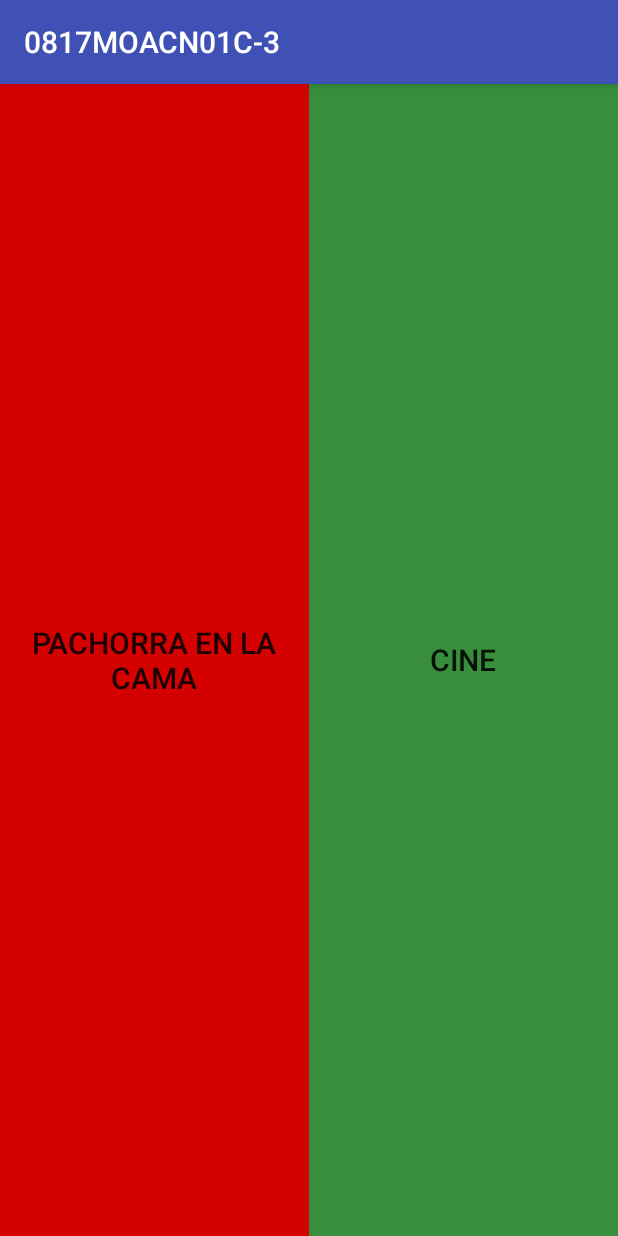
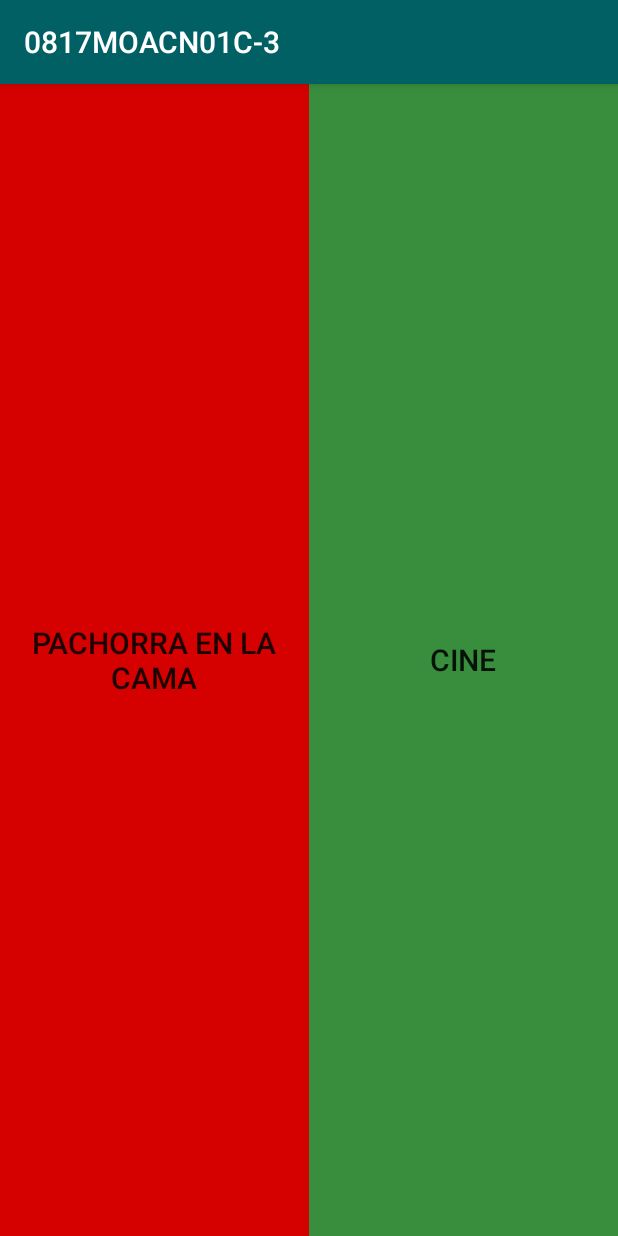
Before and after one commit to PitrelliAndres/PachorraApp, an Android app: the screen it shows after launch (MainActivity), on a phone screen of 412 x 824 dp. Run offline under Robolectric (Android 15) with nearby library versions, the phone set to English and light mode, and no system bars.

Commit message:
Definición de estilos

```diff
--- a/app/src/main/res/values/colors.xml
+++ b/app/src/main/res/values/colors.xml
@@ -1,6 +1,6 @@
 <?xml version="1.0" encoding="utf-8"?>
 <resources>
-    <color name="colorPrimary">#3F51B5</color>
-    <color name="colorPrimaryDark">#303F9F</color>
-    <color name="colorAccent">#FF4081</color>
+    <color name="colorPrimary">#006064</color>
+    <color name="colorPrimaryDark">#00363a</color>
+    <color name="colorAccent">#dd2c00</color>
 </resources>
--- /dev/null
+++ b/app/src/main/res/values/dimen.xml
@@ -0,0 +1,5 @@
+<?xml version="1.0" encoding="utf-8"?>
+<resources>
+    <dimen name="espacioStd">20dp</dimen>
+    <dimen name="espacioS">10dp</dimen>
+</resources>
--- a/app/src/main/res/values/strings.xml
+++ b/app/src/main/res/values/strings.xml
@@ -1,6 +1,5 @@
 <resources>
     <string name="app_name">0817MOACN01C-3</string>
 
-    <!-- TODO: Remove or change this placeholder text -->
-    <string name="hello_blank_fragment">Hello blank fragment</string>
+    <string name="lorem_ipsum">Lorem Ipsum es simplemente el texto de relleno de las imprentas y archivos de texto. Lorem Ipsum ha sido el texto de relleno estándar de las industrias desde el año 1500, cuando un impresor (N. del T. persona que se dedica a la imprenta) desconocido usó una galería de textos y los mezcló de tal manera que logró hacer un libro de textos especimen. No sólo sobrevivió 500 años, sino que tambien ingresó como texto de relleno en documentos electrónicos, quedando esencialmente igual al original. Fue popularizado en los 60s con la creación de las hojas "Letraset", las cuales contenian pasajes de Lorem Ipsum, y más recientemente con software de autoedición, como por ejemplo Aldus PageMaker, el cual incluye versiones de Lorem Ipsum.</string>
 </resources>
--- a/app/src/main/res/values/styles.xml
+++ b/app/src/main/res/values/styles.xml
@@ -7,5 +7,7 @@
         <item name="colorPrimaryDark">@color/colorPrimaryDark</item>
         <item name="colorAccent">@color/colorAccent</item>
     </style>
-
+    <style name="detalleAfiche">
+        <item name="android:layout_marginLeft">@dimen/espacioStd</item>
+    </style>
 </resources>
```
